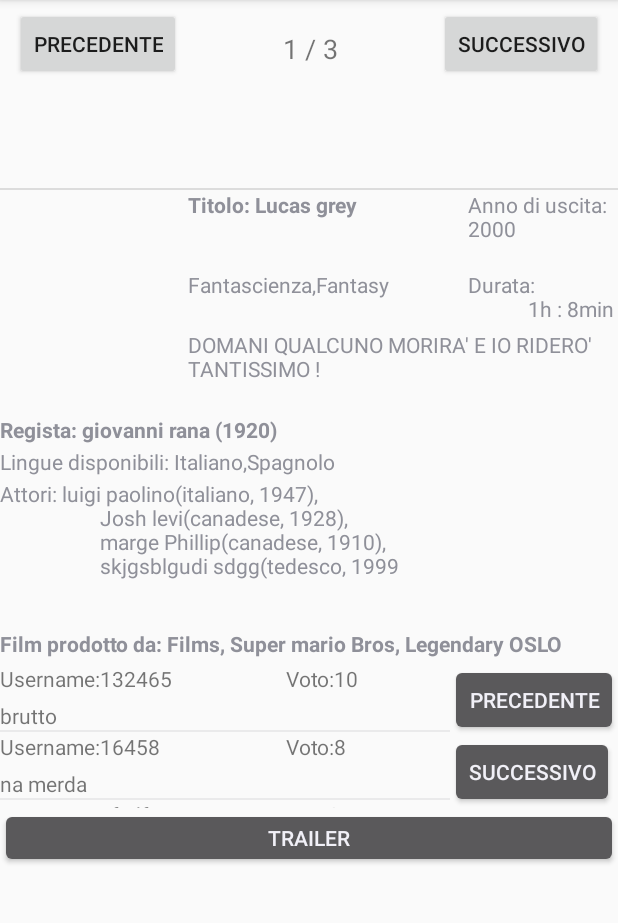
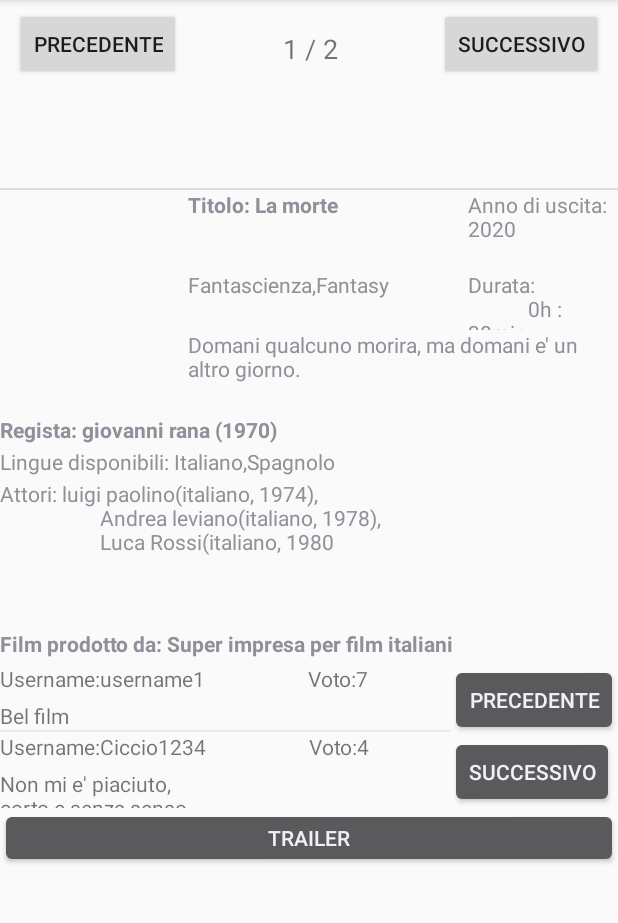
Before and after one commit to Bellonio/CatalogoFilm, an Android app: the screen it shows after launch (MainActivity), scrolled down 840 dp, on a phone screen of 412 x 824 dp, the part 84-1007 px from its top. Run offline under Robolectric (Android 15) with nearby library versions, the light colour scheme and no system bars.

Commit message:
initial commit

```diff
--- a/app/src/main/java/com/bellone/catalogofilm/GestoreFile.java
+++ b/app/src/main/java/com/bellone/catalogofilm/GestoreFile.java
@@ -1,4 +1,6 @@
 package com.bellone.catalogofilm;
+
+import android.util.Log;
 
 import com.google.gson.Gson;
 
--- a/app/src/main/java/com/bellone/catalogofilm/MainActivity.java
+++ b/app/src/main/java/com/bellone/catalogofilm/MainActivity.java
@@ -57,12 +57,14 @@ public class MainActivity extends AppCompatActivity implements View.OnClickListe
     protected void onResume() {
         super.onResume();
 
-        listViewFilm.setAdapter(adapter);
+        if(lista_film.size() > 0) {
+            listViewFilm.setAdapter(adapter);
 
-        aggiornaTextViewInfo();
+            aggiornaTextViewInfo();
 
-        btnPrecedente.setOnClickListener(this);
-        btnSuccessivo.setOnClickListener(this);
+            btnPrecedente.setOnClickListener(this);
+            btnSuccessivo.setOnClickListener(this);
+        }
     }
 
 
@@ -164,7 +166,8 @@ public class MainActivity extends AppCompatActivity implements View.OnClickListe
 
             gestoreFile.addFilm(film);
 
-            regista = new Regista("giovanni", "rana", "ita", 1920);
+
+            regista = new Regista("giovanni", "rana", "italiano", 1970);
 
             lingue = new ArrayList<String>();
             lingue.add("Italiano");
@@ -175,78 +178,35 @@ public class MainActivity extends AppCompatActivity implements View.OnClickListe
             generi.add("Fantasy");
 
             tag = new ArrayList<>();
-            tag.add("bello");
-            tag.add("morte");
+            tag.add("rana");
+            tag.add("italianFilm");
 
             attori = new ArrayList<>();
-            attori.add(new Attore("luigi", "paolino", "italiano", 1947));
-            attori.add(new Attore("Josh", "levi", "canadese", 1928));
-            attori.add(new Attore("marge", "Phillip", "canadese", 1910));
-            attori.add(new Attore("skjgsblgudi", "sdgg", "tedesco", 1999));
+            attori.add(new Attore("luigi", "paolino", "italiano", 1974));
+            attori.add(new Attore("Andrea", "leviano", "italiano", 1978));
+            attori.add(new Attore("Luca", "Rossi", "italiano", 1980));
 
             recensioni = new ArrayList<>();
-            recensioni.add(new Recensione("132465", "brutto", 10));
-            recensioni.add(new Recensione("16458", "na merda", 8));
-            recensioni.add(new Recensione("sfsdf", "fantastico !", 8));
-            recensioni.add(new Recensione("1dfsdfsd6458", "uno schifo", 8));
+            recensioni.add(new Recensione("username1", "Bel film", 7));
+            recensioni.add(new Recensione("Ciccio1234", "Non mi e' piaciuto,\ncorto e senza senso"
+                    , 4));
+            recensioni.add(new Recensione("francesco", "Ottimo film", 8));
 
 
             film = new Film(
-                    "Lucas grey",
+                    "La morte",
                     regista,
                     "path_image",
                     "path_trailer",
-                    "DOMANI QUALCUNO MORIRA' E IO RIDERO' TANTISSIMO !",
-                    "Films, Super mario Bros, Legendary OSLO",
-                    68, 2000,
+                    "Domani qualcuno morira, ma domani e' un altro giorno.",
+                    "Super impresa per film italiani",
+                    38, 2020,
                     lingue, generi, tag, attori, recensioni
 
             );
 
             gestoreFile.addFilm(film);
 
-            regista = new Regista("giovanni", "rana", "ita", 1920);
-
-            lingue = new ArrayList<String>();
-            lingue.add("Italiano");
-
-            generi = new ArrayList<>();
-            generi.add("Fantascienza");
-            generi.add("Storico");
-            generi.add("Sportivo");
-            generi.add("Finanziario");
-            generi.add("Fantasy");
-
-            tag = new ArrayList<>();
-            tag.add("bello");
-
-            attori = new ArrayList<>();
-            attori.add(new Attore("luigi", "paolino", "italiano", 1947));
-            attori.add(new Attore("Josh", "levi", "canadese", 1928));
-            attori.add(new Attore("marge", "Phillip", "canadese", 1910));
-            attori.add(new Attore("skjgsblgudi", "sdgg", "tedesco", 1999));
-            attori.add(new Attore("dsfs", "afaf", "italiano", 2018));
-
-            recensioni = new ArrayList<>();
-            recensioni.add(new Recensione("132465", "brutto", 10));
-            recensioni.add(new Recensione("164asd58", "na figaata", 8));
-            recensioni.add(new Recensione("sgfdg", "na merda", 8));
-            recensioni.add(new Recensione("164sgdfg58", "na schifezza", 8));
-
-
-            film = new Film(
-                    "Luca mongeeeeee",
-                    regista,
-                    "path_image",
-                    "path_trailer",
-                    "SE NON MUOIO\n MI SUOICIDO\nsCeGlI IL BIO! \n FILENI !!! !",
-                    "Fi",
-                    68, 2000,
-                    lingue, generi, tag, attori, recensioni
-
-            );
-
-            gestoreFile.addFilm(film);
         }
     }
 
```
